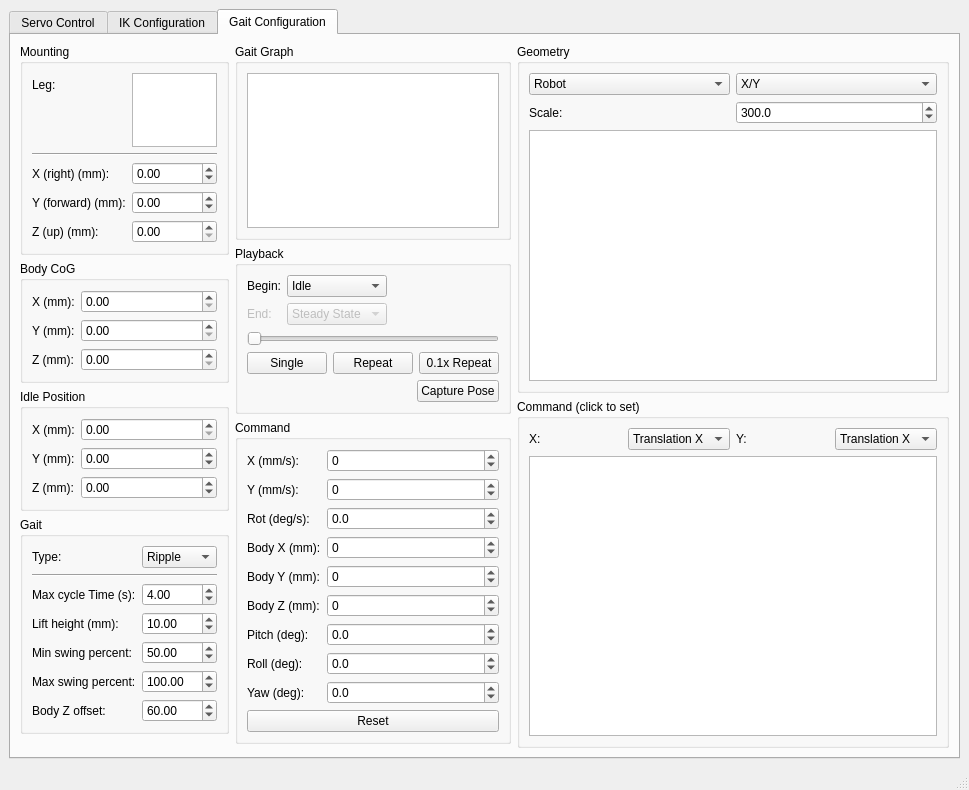
Qt form mtool_main_window.ui (mjbots/mjmech) before a commit.
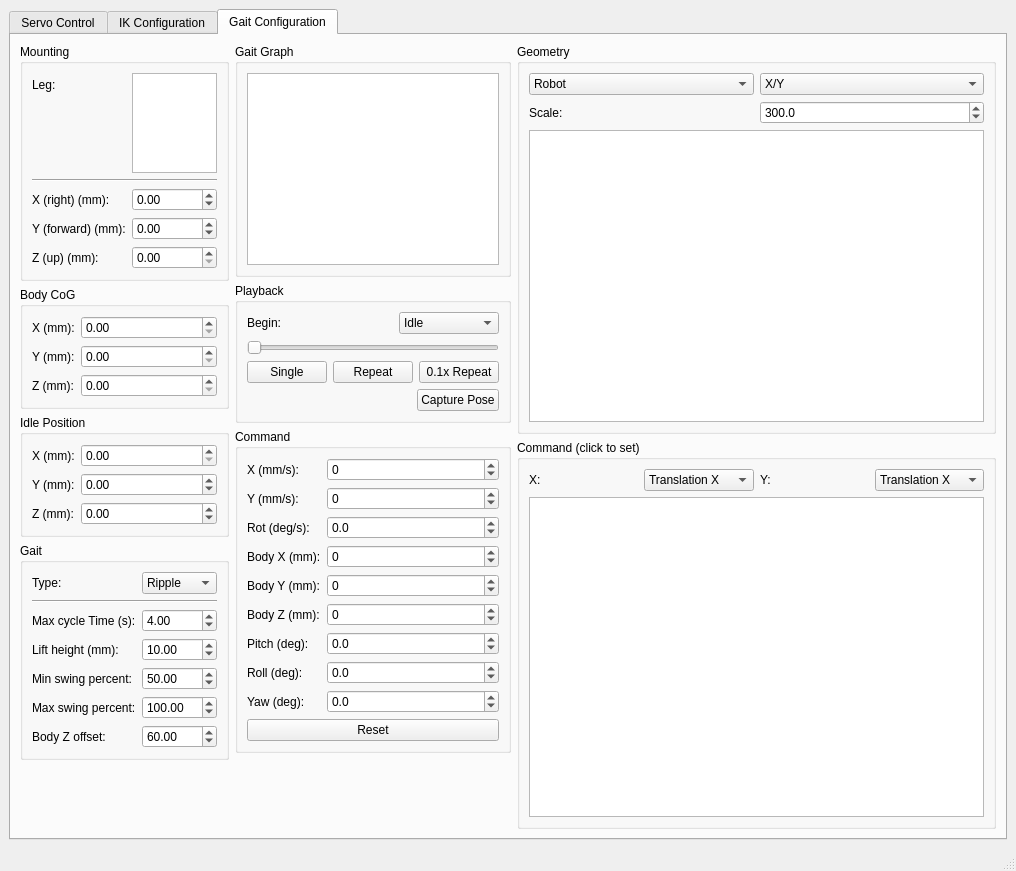
The same form after that commit. The open tabs and pages were chosen to show the change.

Commit message:
mtool: Remove the not unused end combo in the playback group.
Make the phase step be proportional to the UI's maximum number of
slider steps.

Make the phase slider cycle through two full phases.

Ensure that all the frames are linked up properly after doing the
deepcopy from setting the state.

The edit to the form file:
```diff
--- a/mtool_main_window.ui
+++ b/mtool_main_window.ui
@@ -6,8 +6,8 @@
    <rect>
     <x>0</x>
     <y>0</y>
-    <width>969</width>
-    <height>790</height>
+    <width>1016</width>
+    <height>871</height>
    </rect>
   </property>
   <property name="windowTitle">
@@ -1250,7 +1250,7 @@
             <property name="title">
              <string>Playback</string>
             </property>
-            <layout class="QFormLayout" name="formLayout_7">
+            <layout class="QGridLayout" name="gridLayout_7">
              <item row="0" column="0">
               <widget class="QLabel" name="playbackBeginLabel">
                <property name="text">
@@ -1278,40 +1278,7 @@
                </item>
               </widget>
              </item>
-             <item row="1" column="0">
-              <widget class="QLabel" name="playbackEndLabel">
-               <property name="enabled">
-                <bool>false</bool>
-               </property>
-               <property name="text">
-                <string>End:</string>
-               </property>
-              </widget>
-             </item>
-             <item row="1" column="1">
-              <widget class="QComboBox" name="playbackEndCombo">
-               <property name="enabled">
-                <bool>false</bool>
-               </property>
-               <property name="maximumSize">
-                <size>
-                 <width>100</width>
-                 <height>16777215</height>
-                </size>
-               </property>
-               <item>
-                <property name="text">
-                 <string>Steady State</string>
-                </property>
-               </item>
-               <item>
-                <property name="text">
-                 <string>Idle</string>
-                </property>
-               </item>
-              </widget>
-             </item>
-             <item row="2" column="0" colspan="2">
+             <item row="1" column="0" colspan="2">
               <widget class="QSlider" name="playbackPhaseSlider">
                <property name="sizePolicy">
                 <sizepolicy hsizetype="Expanding" vsizetype="Fixed">
@@ -1326,14 +1293,14 @@
                 </size>
                </property>
                <property name="maximum">
-                <number>100</number>
+                <number>200</number>
                </property>
                <property name="orientation">
                 <enum>Qt::Horizontal</enum>
                </property>
               </widget>
              </item>
-             <item row="3" column="0" colspan="2">
+             <item row="2" column="0" colspan="2">
               <layout class="QHBoxLayout" name="horizontalLayout_6">
                <item>
                 <widget class="QPushButton" name="playbackSingleButton">
@@ -1376,7 +1343,7 @@
                </item>
               </layout>
              </item>
-             <item row="4" column="0" colspan="2">
+             <item row="3" column="0" colspan="2">
               <layout class="QHBoxLayout" name="horizontalLayout_4">
                <item>
                 <spacer name="horizontalSpacer">
@@ -1621,8 +1588,8 @@
             </property>
             <property name="sizeHint" stdset="0">
              <size>
-              <width>20</width>
-              <height>40</height>
+              <width>17</width>
+              <height>13</height>
              </size>
             </property>
            </spacer>
```
Left out of the diff: 6 changed lines with no effect on the pictures. The commit also changes 2 other files.
